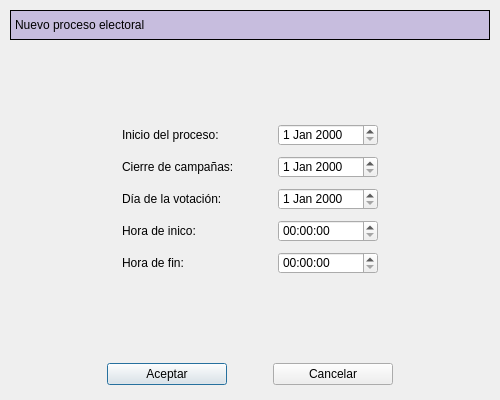
NaomySinHYConY/Proyecto1_ISII_SCE, file SistemaControlElecciones/nuevoproceso.ui: the form before one commit.
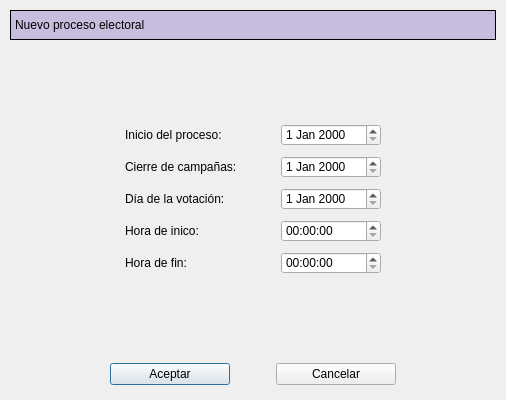
The form after the commit. The open tabs and pages were chosen to show the change.

```diff
--- a/SistemaControlElecciones/nuevoproceso.ui
+++ b/SistemaControlElecciones/nuevoproceso.ui
@@ -6,7 +6,7 @@
    <rect>
     <x>0</x>
     <y>0</y>
-    <width>500</width>
+    <width>506</width>
     <height>400</height>
    </rect>
   </property>
```
Left out of the diff: 2 changed lines with no effect on the pictures.
